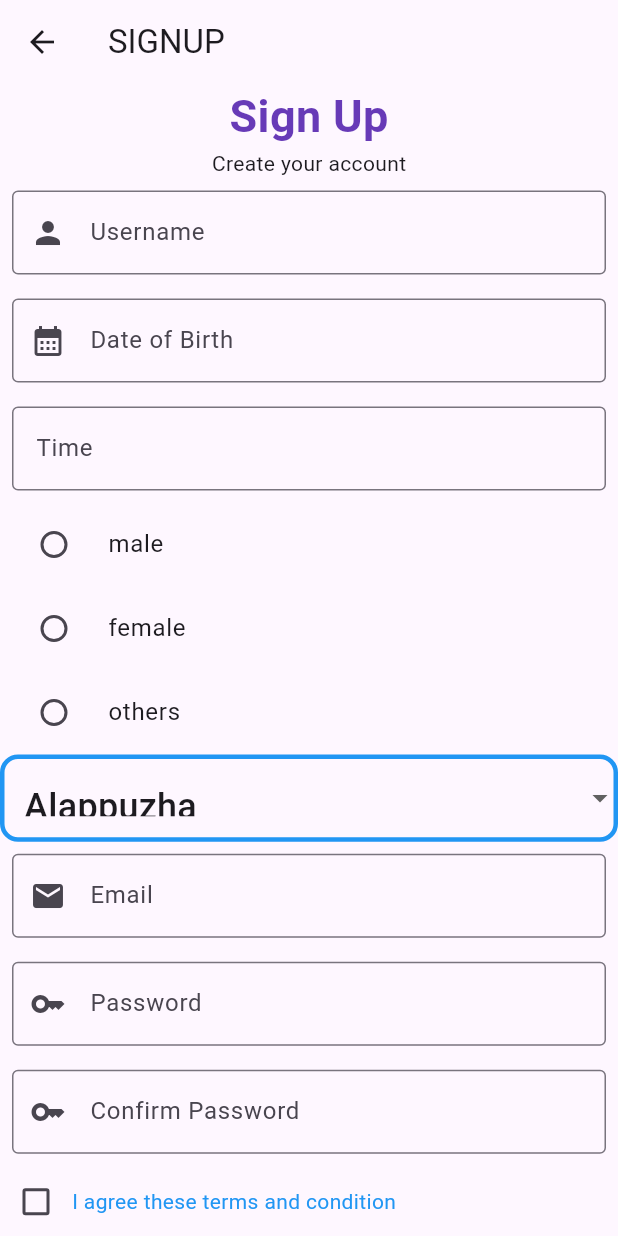
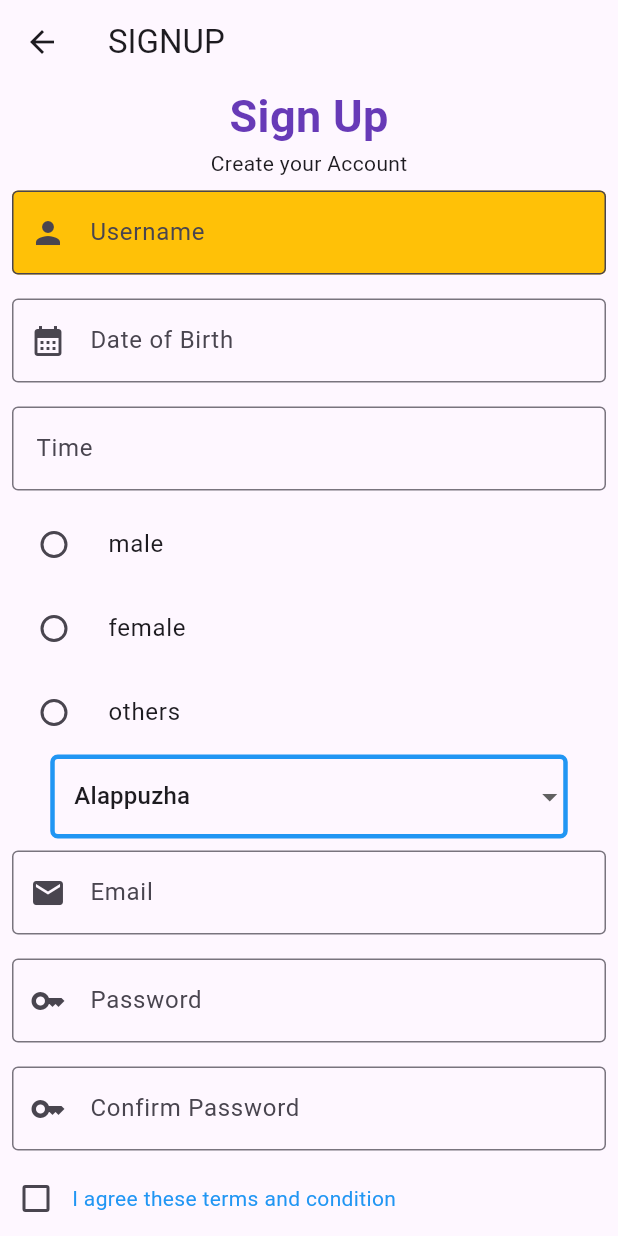
Before and after one commit to Asmabi-cheriyath/flutter_task2, a Flutter app: the screen it shows after launch, after a tap on "SignUp", on a phone screen of 412 x 824 dp. Run offline on Flutter 3.47's test engine with Material 3 defaults, Android fonts, the phone set to English and light mode, and no system bars; our stand-ins replace firebase_auth, firebase_core; accounts and stored records are empty.

```diff
--- a/lib/main.dart
+++ b/lib/main.dart
@@ -1,8 +1,13 @@
+import 'package:firebase_core/firebase_core.dart';
 import 'package:flutter/material.dart';
+import 'package:flutter_task2/firebase_options.dart';
 import 'package:flutter_task2/views/loginscreen.dart';
 
-void main() {
+void main() async{
+  WidgetsFlutterBinding.ensureInitialized();
+  await Firebase.initializeApp(options:DefaultFirebaseOptions.currentPlatform,);
   runApp(const MyApp());
+
 }
 
 class MyApp extends StatelessWidget {
--- a/lib/views/signin.dart
+++ b/lib/views/signin.dart
@@ -1,6 +1,7 @@
 import 'dart:async';
 import 'dart:math';
 
+import 'package:firebase_auth/firebase_auth.dart';
 import 'package:flutter/material.dart';
 import 'package:flutter_task2/views/loginscreen.dart';
 import 'package:intl/intl.dart';
@@ -41,7 +42,7 @@ class _SignUpState extends State<SignUp> {
     'Thrissur',
     'Wayanad'
   ];
-  String? selectitems = 'Alappuzha';
+  String? selecteditems = 'Alappuzha';
 
   // List dropDownListData= ['Alappuzha','Ernakulam','Idukki','Kannur','Kasaragod','Kollam','Kottayam','Kozhikode','Malappuram','Palakkad','Pathanamthitta','Thiruvanaathapuram','Thrissur','Wayanad'];
 
@@ -92,7 +93,7 @@ class _SignUpState extends State<SignUp> {
                       fontSize: 30,
                       color: Colors.deepPurple),
                 ),
-                const Text("Create your account"),
+                const Text("Create your Account"),
                 Padding(
                   padding: const EdgeInsets.all(8.0),
                   child: TextFormField(
@@ -110,6 +111,8 @@ class _SignUpState extends State<SignUp> {
                     controller: usernamecontroller,
                     // autovalidateMode: AutovalidateMode.onUserInteraction,
                     decoration: const InputDecoration(
+                        filled: true,
+                        fillColor: Colors.amber,
                         border: OutlineInputBorder(
                             borderSide: BorderSide(color: Colors.black)),
                         labelText: "Username",
@@ -182,29 +185,29 @@ class _SignUpState extends State<SignUp> {
                     });
                   },
                 ),
-
-                SizedBox(width: 450,
+                SizedBox(
+                  width: 345,
                   child: DropdownButtonFormField<String>(
-                    decoration: InputDecoration(enabledBorder: OutlineInputBorder(borderRadius: BorderRadius.circular(12),borderSide: BorderSide(width: 3,color: Colors.blue))),
-                      value: selectitems,
+                    decoration: InputDecoration(
+                        enabledBorder: OutlineInputBorder(
+                            borderRadius: BorderRadius.circular(5),
+                            borderSide: const BorderSide(
+                                width: 3, color: Colors.blue))),
+                    value: selecteditems,
                     items: items
-                          .map((item) => DropdownMenuItem(
-                                value: item,
+                        .map((value) => DropdownMenuItem(
+                              value: value,
                               child: Text(
-                                  item,
-                                  style: const TextStyle(fontSize: 24),
+                                value,
+                                // style: const TextStyle(fontSize: 20),
                               ),
                             ))
                         .toList(),
-                      onChanged: (item) =>
-                        setState(() {
-                          selectitems=item;
+                    onChanged: (value) => setState(() {
+                      selecteditems = value;
                     }),
-
                   ),
                 ),
-
-
                 Padding(
                   padding: const EdgeInsets.all(8.0),
                   child: TextFormField(
@@ -245,9 +248,10 @@ class _SignUpState extends State<SignUp> {
                       if (value == null || value.isEmpty) {
                         return "Please enter Your Password";
                       }
-                      if (value.length < 8) {
-                        return "Password must be at least 8 character";
-                      } else {
+                      // if (value.length < 8) {
+                      //   return "Password must be at least 8 character";
+                      // }
+                      else {
                         return null;
                       }
                     },
@@ -309,13 +313,20 @@ class _SignUpState extends State<SignUp> {
                             ischecked == false ? Colors.grey : Colors.red)),
                     onPressed: () {
                       if (signkey.currentState!.validate()) {
-                        ischecked == false
-                            ? ScaffoldMessenger.of(context)
-                                .showSnackBar(const SnackBar(
-                                content:
-                                    Text("please agree terms and condition"),
-                              ))
-                            : Navigator.of(context).pop();
+                        FirebaseAuth.instance.createUserWithEmailAndPassword(
+                            email: emailcontroller.text,
+                            password: passwordcontroller.text);
+                        // ischecked == false
+                        //     ? ScaffoldMessenger.of(context)
+                        //         .showSnackBar(const SnackBar(
+                        //         content:
+                        //             Text("please agree terms and condition"),
+                        //       ))
+                        //     : Navigator.of(context).pop();
+                        Navigator.push(
+                            context,
+                            MaterialPageRoute(
+                                builder: (context) => const Login()));
                       }
                     },
                     child: const Text("Sign Up")),
@@ -343,8 +354,6 @@ class _SignUpState extends State<SignUp> {
   }
 }
 
-
-
 // {
 //                         if(!RegExp("^[a-zA-Z0-9+_.-]+@[a-zA-Z0-9.-]+.[a-z]").hasMatch(value));
 //                       }
--- a/pubspec.yaml
+++ b/pubspec.yaml
@@ -36,6 +36,9 @@ dependencies:
   # Use with the CupertinoIcons class for iOS style icons.
   cupertino_icons: ^1.0.2
   intl: ^0.19.0
+  firebase_core: ^2.27.0
+  firebase_auth: ^4.17.8
+  cloud_firestore: ^4.15.8
 
 dev_dependencies:
   flutter_test:
```
Also changed, not shown: firebase.json (added), lib/firebase_options.dart (added), pubspec.lock, 6 other files. Lines whose indentation alone changed are shown as unchanged.
